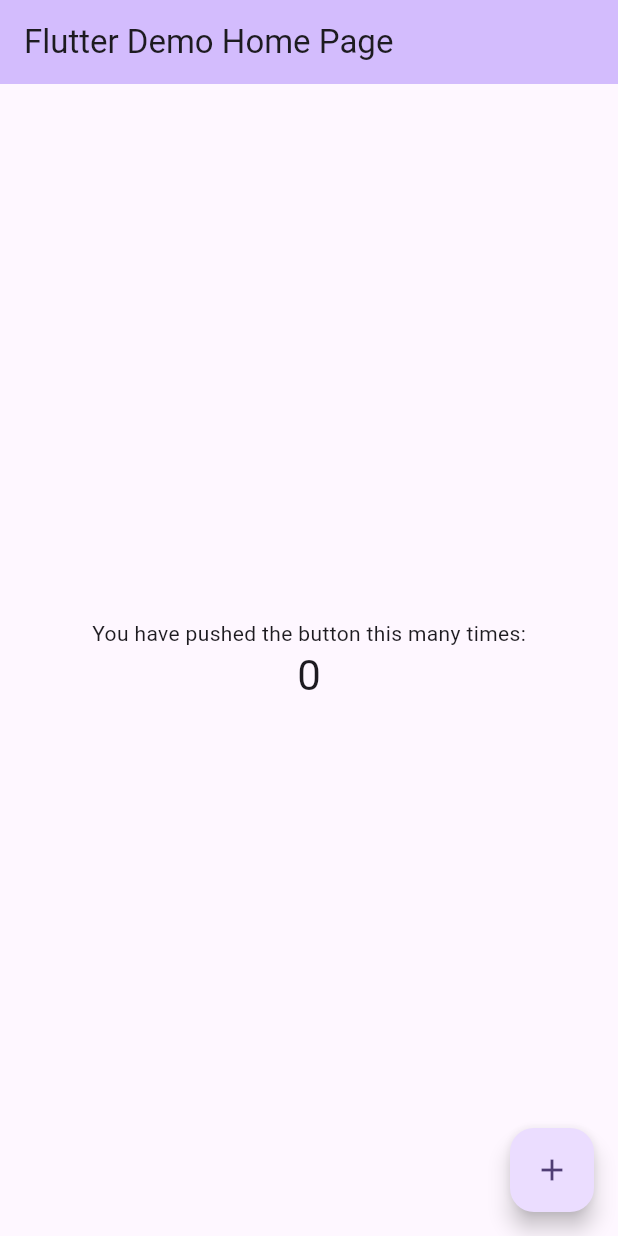
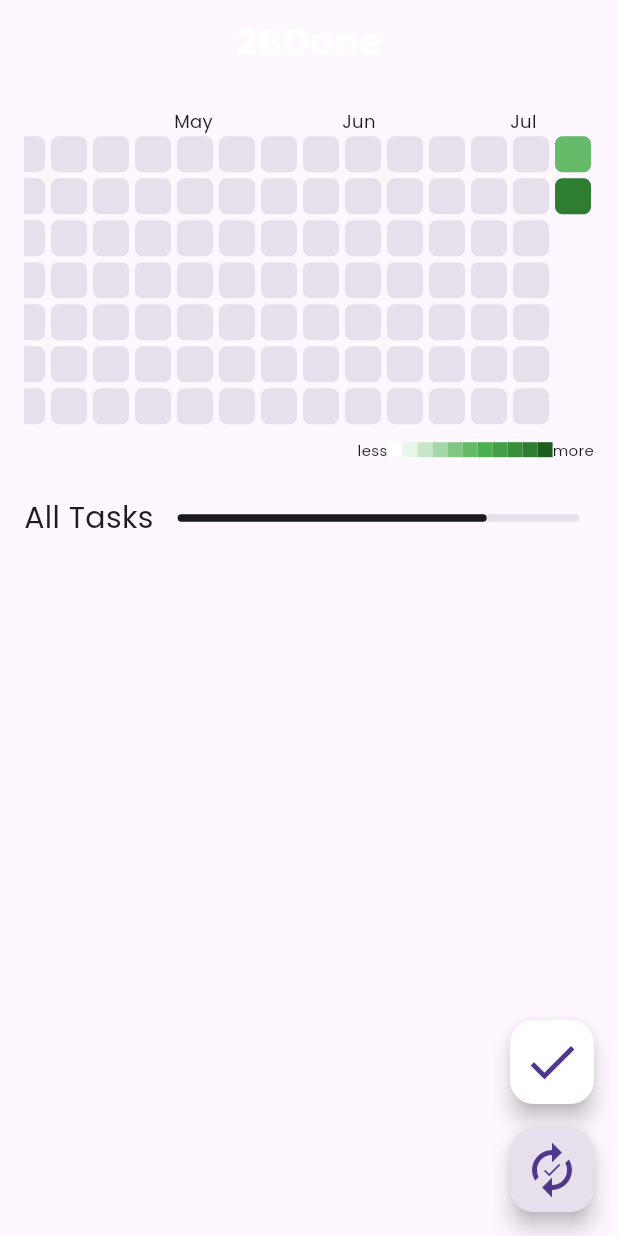
Before and after one commit to srksifat-dev/habitask, a Flutter app: the screen it shows after launch, on a phone screen of 412 x 824 dp. Run offline on Flutter 3.47's test engine with Material 2 defaults, Android fonts, the phone set to English and light mode, and no system bars; drawn by our look-alikes of dynamic_color, flutter_heatmap_calendar; our stand-ins replace date_format, go_router, google_fonts, isar; accounts and stored records are empty; generated files the repository leaves out were written again.

Commit message:
-heatmap done - isar setup and service done

```diff
--- /dev/null
+++ b/lib/features/home/components/app_heatmap.dart
@@ -0,0 +1,36 @@
+import 'package:flutter/material.dart';
+import 'package:flutter_heatmap_calendar/flutter_heatmap_calendar.dart';
+
+class AppHeatmap extends StatelessWidget {
+  const AppHeatmap({
+    super.key,
+  });
+
+  @override
+  Widget build(BuildContext context) {
+    return HeatMap(
+      colorsets: {
+        0: Colors.white,
+        1: Colors.green[50]!,
+        2: Colors.green[100]!,
+        3: Colors.green[200]!,
+        4: Colors.green[300]!,
+        5: Colors.green[400]!,
+        6: Colors.green,
+        7: Colors.green[600]!,
+        8: Colors.green[700]!,
+        9: Colors.green[800]!,
+        10: Colors.green[900]!,
+      },
+      colorMode: ColorMode.color,
+      textColor: Theme.of(context).colorScheme.onBackground,
+      datasets: {
+        DateTime(2023, 7, 10): 9,
+        DateTime(2023, 7, 9): 5,
+      },
+      defaultColor: Theme.of(context).colorScheme.surfaceVariant,
+      scrollable: true,
+      size: 24,
+    );
+  }
+}
--- /dev/null
+++ b/lib/features/home/screens/home_screen.dart
@@ -0,0 +1,139 @@
+import 'package:flutter/material.dart';
+import 'package:to_be_done/features/home/components/add_daily_task.dart';
+import 'package:to_be_done/features/home/components/add_habitual_task.dart';
+import 'package:to_be_done/service/isar_service.dart';
+
+import '../components/app_heatmap.dart';
+
+class HomeScreen extends StatefulWidget {
+  const HomeScreen({Key? key}) : super(key: key);
+
+  @override
+  State<HomeScreen> createState() => _HomeScreenState();
+}
+
+class _HomeScreenState extends State<HomeScreen> {
+  GlobalKey<FormState> formKey = GlobalKey<FormState>();
+  DateTime dailyTaskDate = DateTime.now();
+  DateTime habitualTaskDate = DateTime.now();
+
+  TextEditingController dailyTaskController = TextEditingController();
+  TextEditingController habitualTaskController = TextEditingController();
+  final IsarService isarService = IsarService();
+  bool isEmpty = true;
+  bool hasDailyTask = false;
+
+  @override
+  Widget build(BuildContext context) {
+    return Scaffold(
+      appBar: AppBar(
+        title: Text("2BDone"),
+        centerTitle: true,
+      ),
+      floatingActionButton: SizedBox(
+        height: 128,
+        child: Column(
+          children: [
+            addDailyTask(
+                context: context,
+                dailyTaskDate: dailyTaskDate,
+                dailyTaskController: dailyTaskController,
+                isEmpty: isEmpty,
+                isarService: isarService),
+            SizedBox(
+              height: 16,
+            ),
+            addHabitualTask(
+              context: context,
+              habitualTaskDate: habitualTaskDate,
+              habitualTaskController: habitualTaskController,
+              isEmpty: isEmpty,
+              isarService: isarService,
+            ),
+          ],
+        ),
+      ),
+      body: Padding(
+        padding: const EdgeInsets.all(16.0),
+        child: Column(
+          children: [
+            AppHeatmap(),
+            SizedBox(
+              height: 16,
+            ),
+            Row(
+              children: [
+                Text("All Tasks"),
+                SizedBox(
+                  width: 16,
+                ),
+                Stack(
+                  alignment: Alignment.centerLeft,
+                  children: [
+                    Container(
+                      height: 5,
+                      width: MediaQuery.of(context).size.width * 0.65,
+                      decoration: BoxDecoration(
+                        color: Theme.of(context).colorScheme.surfaceVariant,
+                        borderRadius: BorderRadius.circular(16),
+                      ),
+                    ),
+                    Container(
+                      height: 5,
+                      width: MediaQuery.of(context).size.width * 0.5,
+                      decoration: BoxDecoration(
+                        color: Theme.of(context).colorScheme.onBackground,
+                        borderRadius: BorderRadius.circular(16),
+                      ),
+                    ),
+                  ],
+                )
+              ],
+            ),
+            SizedBox(
+              height: 8,
+            ),
+            Expanded(
+              child: StreamBuilder(
+                  stream: isarService.taskStream(),
+                  builder: (context, snapshot) {
+                    return snapshot.hasData
+                        ? ListView.builder(
+                            physics: NeverScrollableScrollPhysics(),
+                            itemCount: snapshot.data!.length,
+                            itemBuilder: (context, index) {
+                              return Card(
+                                color: snapshot.data![index].taskType == "dt"
+                                    ? Theme.of(context).colorScheme.onPrimary
+                                    : Theme.of(context)
+                                        .colorScheme
+                                        .surfaceVariant,
+                                shape: RoundedRectangleBorder(
+                                    borderRadius: BorderRadius.circular(16)),
+                                child: CheckboxListTile(
+                                  value: snapshot.data![index].isComplete,
+                                  onChanged: (value) {
+                                    isarService.editTaskStatus(
+                                        snapshot.data![index].id, value!);
+                                  },
+                                  title: Text(
+                                    snapshot.data![index].title,
+                                    style: TextStyle(
+                                      decoration:
+                                          snapshot.data![index].isComplete
+                                              ? TextDecoration.lineThrough
+                                              : TextDecoration.none,
+                                    ),
+                                  ),
+                                ),
+                              );
+                            })
+                        : Container();
+                  }),
+            ),
+          ],
+        ),
+      ),
+    );
+  }
+}
--- a/lib/main.dart
+++ b/lib/main.dart
@@ -1,4 +1,7 @@
+import 'package:dynamic_color/dynamic_color.dart';
 import 'package:flutter/material.dart';
+import 'package:to_be_done/router/router.dart';
+import 'package:to_be_done/theme/app_theme.dart';
 
 void main() {
   runApp(const MyApp());
@@ -9,61 +12,27 @@ class MyApp extends StatelessWidget {
 
   @override
   Widget build(BuildContext context) {
-    return MaterialApp(
-      title: 'Flutter Demo',
-      theme: ThemeData(
-        colorScheme: ColorScheme.fromSeed(seedColor: Colors.deepPurple),
-        useMaterial3: true,
-      ),
-      home: const MyHomePage(title: 'Flutter Demo Home Page'),
+    return DynamicColorBuilder(
+      builder: (lightDynamic, darkDynamic) {
+        return MaterialApp.router(
+          theme: ThemeData(
+            colorScheme: lightDynamic,
+            useMaterial3: true,
+            textTheme: textTheme,
+            appBarTheme: appBarTheme,
+          ),
+          darkTheme: ThemeData(
+            colorScheme: darkDynamic,
+            useMaterial3: true,
+            textTheme: textTheme,
+            appBarTheme: appBarTheme,
+          ),
+          routeInformationParser: AppRouter().goRouter.routeInformationParser,
+          routeInformationProvider:
+              AppRouter().goRouter.routeInformationProvider,
+          routerDelegate: AppRouter().goRouter.routerDelegate,
+        );
+      },
     );
   }
 }
-
-class MyHomePage extends StatefulWidget {
-  const MyHomePage({super.key, required this.title});
-
-  final String title;
-
-  @override
-  State<MyHomePage> createState() => _MyHomePageState();
-}
-
-class _MyHomePageState extends State<MyHomePage> {
-  int _counter = 0;
-
-  void _incrementCounter() {
-    setState(() {
-      _counter++;
-    });
-  }
-
-  @override
-  Widget build(BuildContext context) {
-    return Scaffold(
-      appBar: AppBar(
-        backgroundColor: Theme.of(context).colorScheme.inversePrimary,
-        title: Text(widget.title),
-      ),
-      body: Center(
-        child: Column(
-          mainAxisAlignment: MainAxisAlignment.center,
-          children: <Widget>[
-            const Text(
-              'You have pushed the button this many times:',
-            ),
-            Text(
-              '$_counter',
-              style: Theme.of(context).textTheme.headlineMedium,
-            ),
-          ],
-        ),
-      ),
-      floatingActionButton: FloatingActionButton(
-        onPressed: _incrementCounter,
-        tooltip: 'Increment',
-        child: const Icon(Icons.add),
-      ),
-    );
-  }
-}
--- /dev/null
+++ b/lib/models/task.dart
@@ -0,0 +1,12 @@
+import 'package:isar/isar.dart';
+
+part 'task.g.dart';
+
+@Collection()
+class Task {
+  Id id = Isar.autoIncrement;
+  late DateTime taskCreated;
+  late String title;
+  late bool isComplete;
+  late String taskType;
+}
--- /dev/null
+++ b/lib/router/router.dart
@@ -0,0 +1,10 @@
+import 'package:flutter/cupertino.dart';
+import 'package:go_router/go_router.dart';
+import 'package:to_be_done/features/home/screens/home_screen.dart';
+
+class AppRouter {
+  GoRouter goRouter = GoRouter(routes: [
+    GoRoute(path: "/",
+    pageBuilder: (context, state) => CupertinoPage(child: HomeScreen()),)
+  ]);
+}
--- /dev/null
+++ b/lib/service/isar_service.dart
@@ -0,0 +1,67 @@
+import 'package:isar/isar.dart';
+import 'package:path_provider/path_provider.dart';
+
+import '../models/task.dart';
+
+class IsarService {
+  late Future<Isar> db;
+  IsarService() {
+    db = openDB();
+  }
+  Future<Isar> openDB() async {
+    final dir = await getApplicationDocumentsDirectory();
+    if (Isar.instanceNames.isEmpty) {
+      return await Isar.open(
+        [TaskSchema],
+        directory: dir.path,
+        inspector: true,
+      );
+    }
+
+    return Future.value(Isar.getInstance());
+  }
+
+  Future<void> addTask(Task task) async {
+    final isar = await db;
+    isar.writeTxnSync(() => isar.tasks.putSync(task));
+  }
+
+  Future<void> editTaskStatus(Id id, bool isComplete) async {
+    final isar = await db;
+    final Task? task = await isar.tasks.get(id);
+
+    task!.isComplete = isComplete;
+    isar.writeTxn(() => isar.tasks.put(task));
+  }
+
+  Future<void> editTaskTitle(Id id, String title) async {
+    final isar = await db;
+    final Task? task = await isar.tasks.get(id);
+
+    task!.title = title;
+    isar.writeTxn(() => isar.tasks.put(task));
+  }
+
+  Future<void> editTaskDateTime(Id id, DateTime dateTime) async {
+    final isar = await db;
+    final Task? task = await isar.tasks.get(id);
+
+    task!.taskCreated = dateTime;
+    isar.writeTxn(() => isar.tasks.put(task));
+  }
+
+  Future<List<Task>> getAllTask() async {
+    final isar = await db;
+    return await isar.tasks.where().findAll();
+  }
+
+  Stream<List<Task>> taskStream() async* {
+    final isar = await db;
+    yield* isar.tasks.where().watch(fireImmediately: true);
+  }
+
+  Future<void> deleteTask(Id id) async {
+    final isar = await db;
+    await isar.writeTxn(() => isar.tasks.delete(id));
+  }
+}
--- /dev/null
+++ b/lib/theme/app_theme.dart
@@ -0,0 +1,21 @@
+import 'package:flutter/material.dart';
+import 'package:google_fonts/google_fonts.dart';
+
+var textTheme = TextTheme(
+  bodyLarge: GoogleFonts.poppins().copyWith(fontSize: 25),
+  bodyMedium: GoogleFonts.poppins().copyWith(fontSize: 20),
+  bodySmall: GoogleFonts.poppins().copyWith(fontSize: 16),
+  titleLarge:
+      GoogleFonts.poppins().copyWith(fontSize: 40, fontWeight: FontWeight.bold),
+  titleMedium:
+      GoogleFonts.poppins().copyWith(fontSize: 30, fontWeight: FontWeight.bold),
+  titleSmall:
+      GoogleFonts.poppins().copyWith(fontSize: 25, fontWeight: FontWeight.bold),
+);
+
+var appBarTheme = AppBarTheme(
+  titleTextStyle: GoogleFonts.poppins().copyWith(
+    fontSize: 25,
+    fontWeight: FontWeight.bold,
+  ),
+);
```
Also changed, not shown: lib/common/app_textfield.dart (added, +75 -0 lines), lib/common/formate_dateTime.dart (added, +20 -0 lines), lib/features/home/components/add_daily_task.dart (added, +112 -0 lines), lib/features/home/components/add_habitual_task.dart (added, +121 -0 lines), pubspec.yaml (+11 -1 lines), lib/models/task.g.dart (added), lib/router/route_const.dart (added), pubspec.lock.
